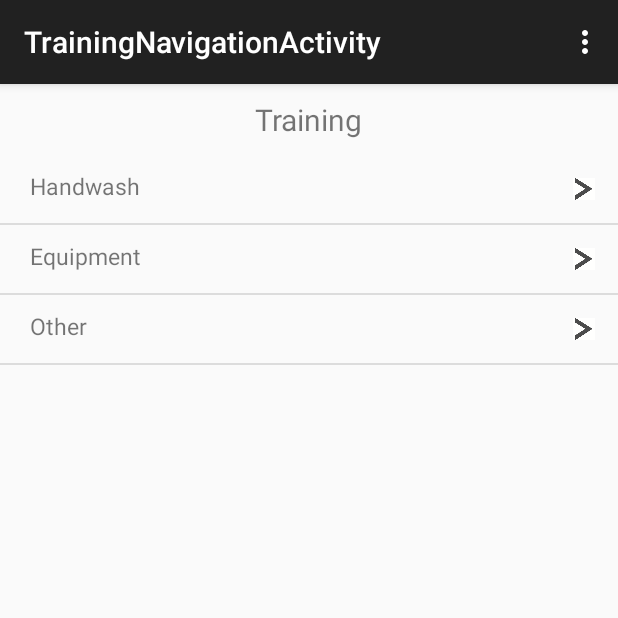
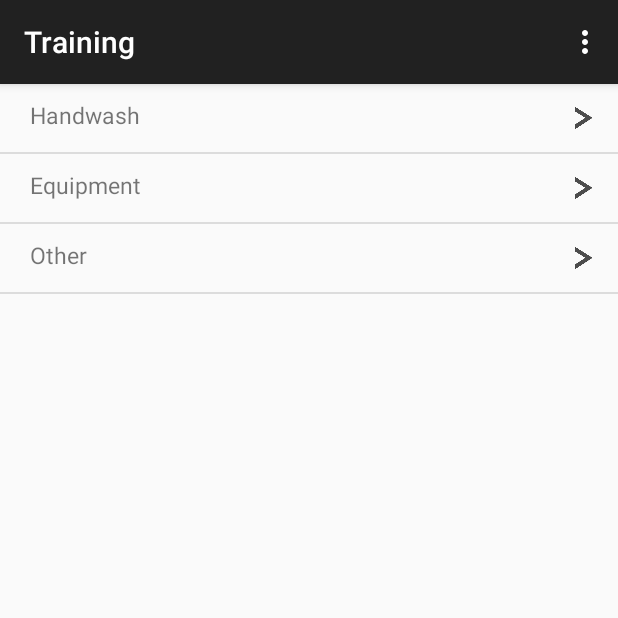
Before and after one commit to terahunt/InfectionPreventionSource, an Android app: the screen it shows after launch (TrainingNavigationActivity), after a tap on an icon or button, on a phone screen of 412 x 824 dp, the top half of it. Run offline under Robolectric (Android 15) with nearby library versions, the phone set to English and light mode, and no system bars.

Commit message:
Remove duplicate titles.

```diff
--- a/app/src/main/res/layout/activity_training_navigation.xml
+++ b/app/src/main/res/layout/activity_training_navigation.xml
@@ -6,13 +6,6 @@
                 tools:context="aimscapstone.infectionpreventionsource.TrainingNavigationActivity"
                 android:orientation="vertical"
                 android:gravity="center">
-            <TextView
-                android:layout_width="wrap_content"
-                android:layout_height="wrap_content"
-                android:text="@string/training_navigation_text"
-                android:textSize="@dimen/navigation_title_size"
-                android:layout_marginTop="@dimen/navigation_title_margin"
-                android:layout_marginBottom="@dimen/navigation_title_margin"/>
 
             <ListView
                 android:layout_width="match_parent"
--- a/app/src/main/res/layout/video_row_layout.xml
+++ b/app/src/main/res/layout/video_row_layout.xml
@@ -10,7 +10,7 @@
         android:layout_width="match_parent"
         android:layout_height="match_parent"
         android:src="@mipmap/edscreencap"
-        android:clickable="false"/>
+        android:padding="20dp"/>
 
     <TextView
         android:layout_width="wrap_content"
@@ -19,7 +19,8 @@
         android:layout_alignParentBottom="true"
         android:id="@+id/videoRowTextView"
         android:text="Ed Sheeran - You Need Me"
-        android:textColor="#ffffffff"/>
+        android:textColor="#ffffffff"
+        android:padding="20dp"/>
 
 
 </RelativeLayout>
```
Also changed, not shown: app/src/main/res/layout/activity_faq.xml (+0 -7 lines), app/src/main/res/layout/activity_resources.xml (+0 -7 lines), app/src/main/res/layout/activity_video_navigation.xml (+0 -7 lines), app/src/main/res/values/strings.xml (+6 -7 lines), app/src/main/res/mipmap-hdpi/arrow.png.
